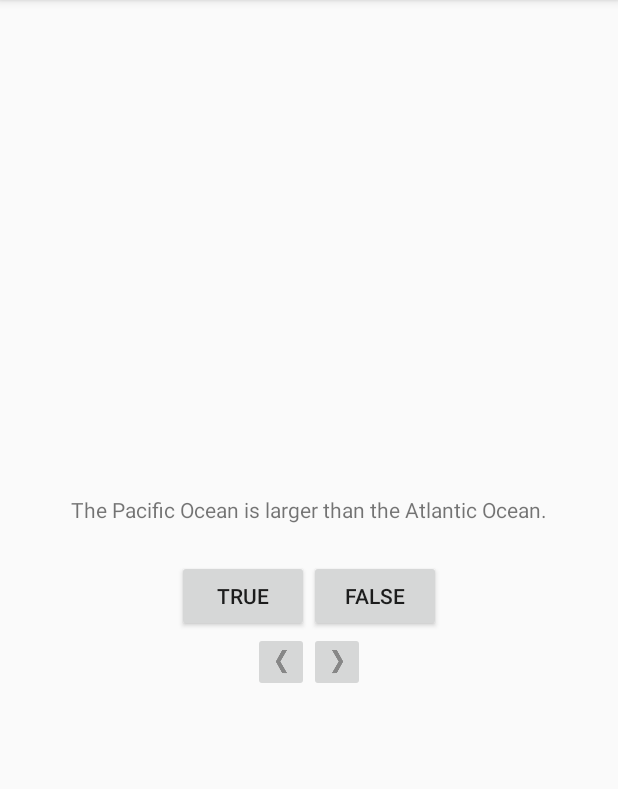
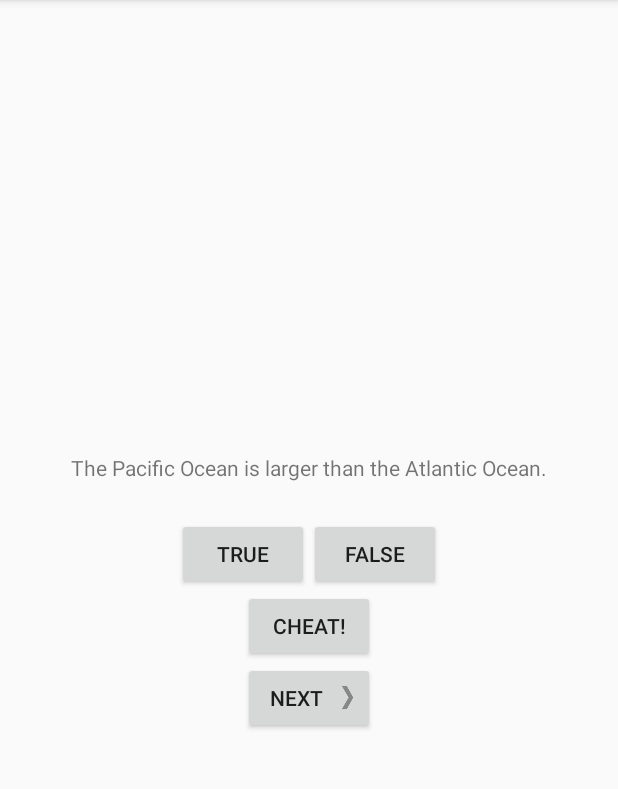
Before and after one commit to Sapeu/-, an Android app: the screen it shows after launch (QuizActivity), on a phone screen of 412 x 824 dp, the part 84-873 px from its top. Run offline under Robolectric (Android 15) with nearby library versions, the phone set to English and light mode, and no system bars.

Commit message:
第二个activity
Signed-off-by: Sapeu <707189200@qq.com>

```diff
--- a/GeoQuiz/app/src/main/java/com/sapeu/android/geoquiz/QuizActivity.java
+++ b/GeoQuiz/app/src/main/java/com/sapeu/android/geoquiz/QuizActivity.java
@@ -1,7 +1,8 @@
 package com.sapeu.android.geoquiz;
 
+import android.content.Intent;
+import android.os.Bundle;
 import android.support.v7.app.AppCompatActivity;
-import android.os.Bundle;
 import android.util.Log;
 import android.view.View;
 import android.widget.Button;
@@ -13,14 +14,18 @@ public class QuizActivity extends AppCompatActivity {
 
     private static final String TAG = "QuizActivity";
     private static final String KEY_INDEX = "index";
+    private static final String KEY_IS_CHEATER = "is_cheater";
+    private static final int REQUEST_CODE_CHEAT = 0;
 
     private Button mTrueButton;
     private Button mFalseButton;
     private Button mNextButton;
     private Button mPrevButton;
+    private Button mCheatButton;
     private ImageButton mNextImageButton;
     private ImageButton mPrevImageButton;
     private TextView mQuestionTextView;
+    private boolean mIsCheater;
 
     private Question[] mQuestionBank = new Question[]{
             new Question(R.string.question_oceans,true),
@@ -49,7 +54,9 @@ public class QuizActivity extends AppCompatActivity {
 
         if (null != savedInstanceState){
             mCurrentIndex = savedInstanceState.getInt(KEY_INDEX,0);
+            mIsCheater = savedInstanceState.getBoolean(KEY_IS_CHEATER,false);
         }
+
 
         mQuestionTextView = (TextView) findViewById(R.id.question_text_view);
         mQuestionTextView.setOnClickListener(new View.OnClickListener() {
@@ -60,23 +67,26 @@ public class QuizActivity extends AppCompatActivity {
             }
         });
 
-        mNextImageButton = (ImageButton) findViewById(R.id.next_button);
-        mNextImageButton.setOnClickListener(new View.OnClickListener() {
+        mNextButton = (Button) findViewById(R.id.next_button);
+        mNextButton.setOnClickListener(new View.OnClickListener() {
             @Override
             public void onClick(View view) {
                 mCurrentIndex = (mCurrentIndex + 1) % mQuestionBank.length;
+                mIsCheater = false;
                 updateQuestion();
             }
         });
 
-        mPrevImageButton = (ImageButton) findViewById(R.id.prev_button);
-        mPrevImageButton.setOnClickListener(new View.OnClickListener() {
+        /*mPrevButton = (Button) findViewById(R.id.prev_button);
+        mPrevButton.setOnClickListener(new View.OnClickListener() {
             @Override
             public void onClick(View view) {
-                mCurrentIndex = (mQuestionBank.length - 1) % mQuestionBank.length;
+                int mPrevIndex = mCurrentIndex - 1;
+                if(mPrevIndex < 0){mPrevIndex = mQuestionBank.length - 1;}
+                mCurrentIndex = mPrevIndex % mQuestionBank.length;
                 updateQuestion();
             }
-        });
+        });*/
 
         mTrueButton = (Button) findViewById(R.id.true_button);
         mTrueButton.setOnClickListener(new View.OnClickListener(){
@@ -86,8 +96,6 @@ public class QuizActivity extends AppCompatActivity {
             }
         });
 
-        updateQuestion();
-
         mFalseButton = (Button) findViewById(R.id.false_button);
         mFalseButton.setOnClickListener(new View.OnClickListener() {
             @Override
@@ -95,6 +103,20 @@ public class QuizActivity extends AppCompatActivity {
                 checkAnswer(false);
             }
         });
+
+        mCheatButton = (Button) findViewById(R.id.cheat_button);
+        mCheatButton.setOnClickListener(new View.OnClickListener() {
+            @Override
+            public void onClick(View view) {
+//                Intent i = new Intent(QuizActivity.this,CheatActivity.class);
+                boolean answerIsTrue = mQuestionBank[mCurrentIndex].isAnswerTrue();
+                Intent i = CheatActivity.newIntent(QuizActivity.this,answerIsTrue);
+//                startActivity(i);
+                startActivityForResult(i,REQUEST_CODE_CHEAT);
+            }
+        });
+
+        updateQuestion();
     }
 
     @Override
@@ -138,10 +160,14 @@ public class QuizActivity extends AppCompatActivity {
 
         int messageResId;
 
-        if(userPressedTrue == answerTrue){
-            messageResId = R.string.correct_toast;
-        }else{
-            messageResId = R.string.incorrect_toast;
+        if (mIsCheater){
+            messageResId = R.string.judgment_toast;
+        } else {
+            if(userPressedTrue == answerTrue){
+                messageResId = R.string.correct_toast;
+            }else{
+                messageResId = R.string.incorrect_toast;
+            }
         }
 
         Toast.makeText(this,messageResId,Toast.LENGTH_SHORT).show();
@@ -151,6 +177,23 @@ public class QuizActivity extends AppCompatActivity {
     protected void onSaveInstanceState(Bundle saveInstanceState) {
         super.onSaveInstanceState(saveInstanceState);
         Log.d(TAG,"onSaveInstanceState(Bundle) called");
-        saveInstanceState.putInt(KEY_INDEX,mCurrentIndex);
+        saveInstanceState.putInt(KEY_INDEX, mCurrentIndex);
+        saveInstanceState.putBoolean(KEY_IS_CHEATER, mIsCheater);
+    }
+
+    @Override
+    protected void onActivityResult(int requestCode, int resultCode, Intent data) {
+        super.onActivityResult(requestCode, resultCode, data);
+        Log.d(TAG,"onActivityResult(int requestCode, int resultCode, Intent data) called");
+        if (resultCode != RESULT_OK){
+            return;
+        }
+
+        if (requestCode == REQUEST_CODE_CHEAT){
+            if (null == data){
+                return;
+            }
+            mIsCheater = CheatActivity.wasAnswershown(data);
+        }
     }
 }
--- a/GeoQuiz/app/src/main/res/layout-land/activity_quiz.xml
+++ b/GeoQuiz/app/src/main/res/layout-land/activity_quiz.xml
@@ -43,11 +43,11 @@
 
     </LinearLayout>
 
-    <LinearLayout
+    <!--<LinearLayout
         android:layout_width="wrap_content"
         android:layout_height="wrap_content"
         android:orientation="horizontal">
-        <!--<Button
+        &lt;!&ndash;<Button
             android:layout_width="wrap_content"
             android:layout_height="wrap_content"
             android:text="@string/prev_button"
@@ -61,7 +61,7 @@
             android:text="@string/next_button"
             android:id="@+id/next_button"
             android:drawableRight="@drawable/arrow_right"
-            android:drawablePadding="4dp"/>-->
+            android:drawablePadding="4dp"/>&ndash;&gt;
 
         <ImageButton
             android:layout_width="wrap_content"
@@ -76,14 +76,22 @@
             android:id="@+id/next_button"
             android:src="@drawable/arrow_right"
             android:contentDescription="@string/next_button"/>
-    </LinearLayout>
+    </LinearLayout>-->
 
-    <!--<Button
+    <Button
+        android:layout_width="wrap_content"
+        android:layout_height="wrap_content"
+        android:text="@string/cheat_button"
+        android:id="@+id/cheat_button"
+        android:layout_gravity="bottom|center"/>
+
+    <Button
         android:layout_width="wrap_content"
         android:layout_height="wrap_content"
         android:text="@string/next_button"
         android:id="@+id/next_button"
         android:drawableRight="@drawable/arrow_right"
-        android:drawablePadding="4dp"/>-->
+        android:drawablePadding="4dp"
+        android:layout_gravity="bottom|center"/>
 
 </FrameLayout>
--- a/GeoQuiz/app/src/main/res/layout/activity_quiz.xml
+++ b/GeoQuiz/app/src/main/res/layout/activity_quiz.xml
@@ -45,11 +45,11 @@
 
     </LinearLayout>
 
-    <LinearLayout
+    <!--<LinearLayout
         android:layout_width="wrap_content"
         android:layout_height="wrap_content"
         android:orientation="horizontal">
-        <!--<Button
+        &lt;!&ndash;<Button
             android:layout_width="wrap_content"
             android:layout_height="wrap_content"
             android:text="@string/prev_button"
@@ -63,7 +63,7 @@
             android:text="@string/next_button"
             android:id="@+id/next_button"
             android:drawableRight="@drawable/arrow_right"
-            android:drawablePadding="4dp"/>-->
+            android:drawablePadding="4dp"/>&ndash;&gt;
 
         <ImageButton
             android:layout_width="wrap_content"
@@ -78,14 +78,20 @@
             android:id="@+id/next_button"
             android:src="@drawable/arrow_right"
             android:contentDescription="@string/next_button"/>
-    </LinearLayout>
+    </LinearLayout>-->
 
-    <!--<Button
+    <Button
+        android:layout_width="wrap_content"
+        android:layout_height="wrap_content"
+        android:id="@+id/cheat_button"
+        android:text="@string/cheat_button"/>
+
+    <Button
         android:layout_width="wrap_content"
         android:layout_height="wrap_content"
         android:text="@string/next_button"
         android:id="@+id/next_button"
         android:drawableRight="@drawable/arrow_right"
-        android:drawablePadding="4dp"/>-->
+        android:drawablePadding="4dp"/>
 
 </LinearLayout>
--- a/GeoQuiz/app/src/main/res/values/strings.xml
+++ b/GeoQuiz/app/src/main/res/values/strings.xml
@@ -12,4 +12,8 @@
     <string name="question_asia">Lake Baikal is the world\'s oldest and deepest freshwater lake.</string>
     <string name="question_turkey">Constantinople is the largest city in Turkey.</string>
     <string name="prev_button">PREV</string>
+    <string name="warning_text">Are you sure you want to do this?</string>
+    <string name="show_answer_button">SHOW ANSWER</string>
+    <string name="cheat_button">CHEAT!</string>
+    <string name="judgment_toast">Cheating is wrong.</string>
 </resources>
```
Also changed, not shown: GeoQuiz/app/src/main/AndroidManifest.xml (+5 -3 lines), GeoQuiz/app/src/main/java/com/sapeu/android/geoquiz/CheatActivity.java (added, +68 -0 lines), GeoQuiz/app/src/main/res/layout/activity_cheat.xml (added, +34 -0 lines).
